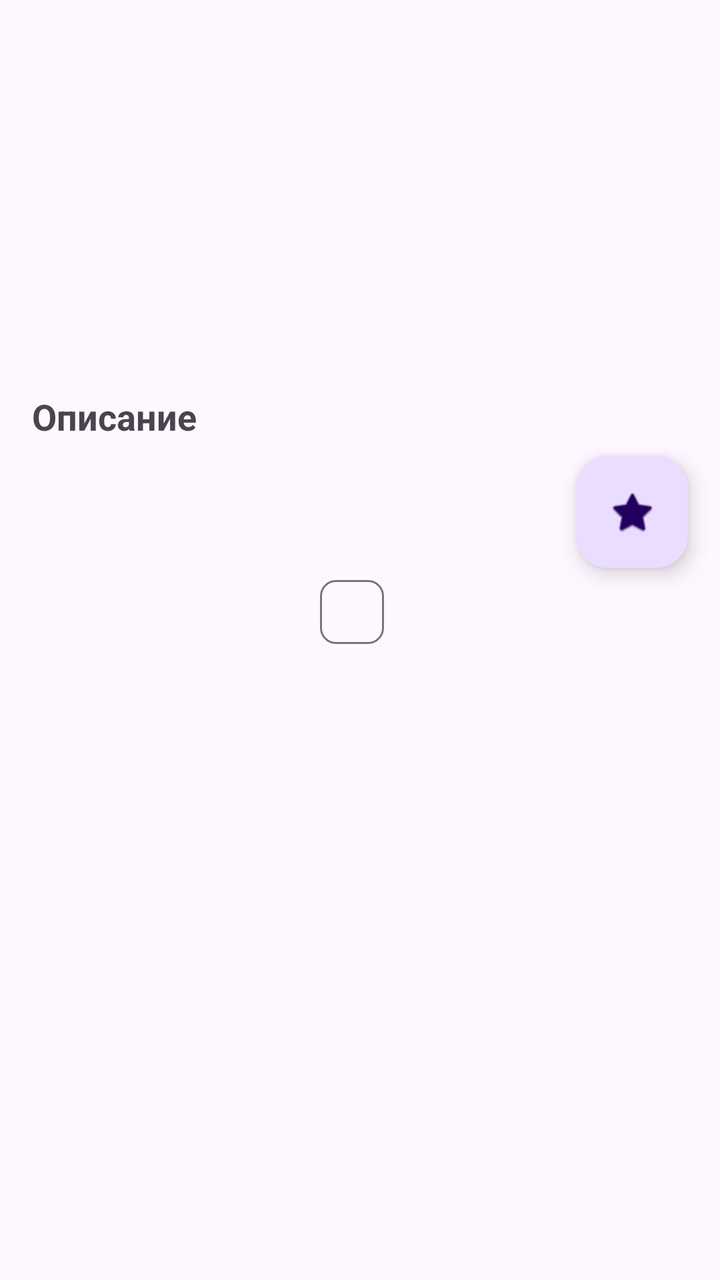
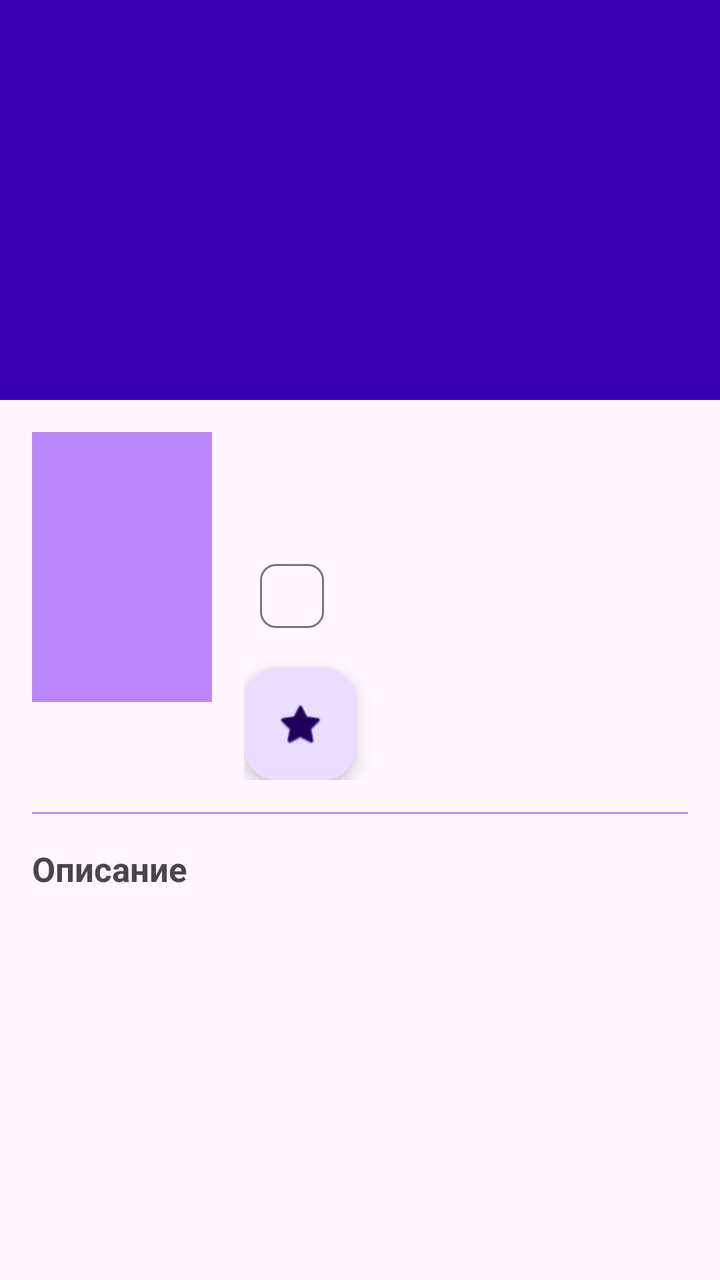

Screens rendered from an Android XML layout before and after an edit, with the pre-edit source and the edit as a unified diff.
<!-- AndroidManifest.xml: application theme Theme.MovieBrowserApp -->
<!-- res/layout/fragment_detail.xml -->
<?xml version="1.0" encoding="utf-8"?>
<androidx.core.widget.NestedScrollView
    xmlns:android="http://schemas.android.com/apk/res/android"
    xmlns:app="http://schemas.android.com/apk/res-auto"
    android:layout_width="match_parent"
    android:layout_height="match_parent">

    <androidx.constraintlayout.widget.ConstraintLayout
        android:layout_width="match_parent"
        android:layout_height="wrap_content">

        <ImageView
            android:id="@+id/iv_backdrop"
            android:layout_width="match_parent"
            android:layout_height="220dp"
            android:scaleType="centerCrop"
            app:layout_constraintTop_toTopOf="parent"
            app:layout_constraintStart_toStartOf="parent"
            app:layout_constraintEnd_toEndOf="parent"/>

        <ImageView
            android:id="@+id/iv_poster"
            android:layout_width="120dp"
            android:layout_height="180dp"
            android:layout_marginStart="16dp"
            android:scaleType="centerCrop"
            app:layout_constraintTop_toBottomOf="@id/iv_backdrop"
            app:layout_constraintTop_toTopOf="@id/iv_backdrop"
            app:layout_constraintStart_toStartOf="parent"
            android:translationY="-40dp"/>

        <TextView
            android:id="@+id/tv_title"
            android:layout_width="0dp"
            android:layout_height="wrap_content"
            android:layout_marginStart="16dp"
            android:layout_marginEnd="16dp"
            android:layout_marginTop="8dp"
            android:textSize="20sp"
            android:textStyle="bold"
            app:layout_constraintTop_toBottomOf="@id/iv_backdrop"
            app:layout_constraintStart_toEndOf="@id/iv_poster"
            app:layout_constraintEnd_toEndOf="parent"/>

        <TextView
            android:id="@+id/tv_release_date"
            android:layout_width="0dp"
            android:layout_height="wrap_content"
            android:layout_marginStart="16dp"
            android:layout_marginEnd="16dp"
            android:layout_marginTop="4dp"
            android:textSize="14sp"
            app:layout_constraintTop_toBottomOf="@id/tv_title"
            app:layout_constraintStart_toEndOf="@id/iv_poster"
            app:layout_constraintEnd_toEndOf="parent"/>

        <com.google.android.material.chip.Chip
            android:id="@+id/chip_rating"
            android:layout_width="wrap_content"
            android:layout_height="wrap_content"
            android:layout_marginStart="16dp"
            android:layout_marginTop="4dp"
            app:layout_constraintTop_toBottomOf="@id/tv_release_date"
            app:layout_constraintStart_toEndOf="@id/iv_poster"/>

        <com.google.android.material.floatingactionbutton.FloatingActionButton
            android:id="@+id/fab_favorite"
            android:layout_width="wrap_content"
            android:layout_height="wrap_content"
            android:layout_marginEnd="16dp"
            android:layout_marginTop="8dp"
            app:srcCompat="@android:drawable/btn_star_big_off"
            app:layout_constraintTop_toBottomOf="@id/iv_backdrop"
            app:layout_constraintEnd_toEndOf="parent"/>

        <TextView
            android:id="@+id/tv_overview_label"
            android:layout_width="match_parent"
            android:layout_height="wrap_content"
            android:layout_marginStart="16dp"
            android:layout_marginEnd="16dp"
            android:layout_marginTop="16dp"
            android:text="Описание"
            android:textSize="18sp"
            android:textStyle="bold"
            app:layout_constraintTop_toBottomOf="@id/iv_poster"
            app:layout_constraintStart_toStartOf="parent"/>

        <TextView
            android:id="@+id/tv_overview"
            android:layout_width="match_parent"
            android:layout_height="wrap_content"
            android:layout_marginStart="16dp"
            android:layout_marginEnd="16dp"
            android:layout_marginTop="8dp"
            android:layout_marginBottom="24dp"
            android:textSize="15sp"
            android:lineSpacingMultiplier="1.4"
            app:layout_constraintTop_toBottomOf="@id/tv_overview_label"
            app:layout_constraintStart_toStartOf="parent"
            app:layout_constraintBottom_toBottomOf="parent"/>

    </androidx.constraintlayout.widget.ConstraintLayout>

</androidx.core.widget.NestedScrollView>
<!-- resources referenced by this layout -->
<resources>
  <style name="Theme.MovieBrowserApp" parent="Theme.Material3.DayNight.NoActionBar">
          <item name="colorPrimary">@color/purple_500</item>
          <item name="colorPrimaryVariant">@color/purple_700</item>
          <item name="colorOnPrimary">@color/white</item>
      </style>
  <color name="purple_500">#FF6200EE</color>
  <color name="purple_700">#FF3700B3</color>
  <color name="white">#FFFFFFFF</color>
</resources>

<!-- the commit's change to res/layout/fragment_detail.xml (unified diff, before → after) -->
@@ -3,89 +3,99 @@
     xmlns:android="http://schemas.android.com/apk/res/android"
     xmlns:app="http://schemas.android.com/apk/res-auto"
     android:layout_width="match_parent"
-    android:layout_height="match_parent">
+    android:layout_height="match_parent"
+    android:background="?attr/colorSurface">
 
-    <androidx.constraintlayout.widget.ConstraintLayout
+    <LinearLayout
         android:layout_width="match_parent"
-        android:layout_height="wrap_content">
+        android:layout_height="wrap_content"
+        android:orientation="vertical">
 
+        
         <ImageView
             android:id="@+id/iv_backdrop"
             android:layout_width="match_parent"
-            android:layout_height="220dp"
+            android:layout_height="200dp"
             android:scaleType="centerCrop"
-            app:layout_constraintTop_toTopOf="parent"
-            app:layout_constraintStart_toStartOf="parent"
-            app:layout_constraintEnd_toEndOf="parent"/>
+            android:background="@color/purple_700"/>
 
-        <ImageView
-            android:id="@+id/iv_poster"
-            android:layout_width="120dp"
-            android:layout_height="180dp"
-            android:layout_marginStart="16dp"
-            android:scaleType="centerCrop"
-            app:layout_constraintTop_toBottomOf="@id/iv_backdrop"
-            app:layout_constraintTop_toTopOf="@id/iv_backdrop"
-            app:layout_constraintStart_toStartOf="parent"
-            android:translationY="-40dp"/>
+        
+        <LinearLayout
+            android:layout_width="match_parent"
+            android:layout_height="wrap_content"
+            android:orientation="horizontal"
+            android:padding="16dp"
+            android:background="?attr/colorSurface">
 
-        <TextView
-            android:id="@+id/tv_title"
-            android:layout_width="0dp"
-            android:layout_height="wrap_content"
+            
+            <ImageView
+                android:id="@+id/iv_poster"
+                android:layout_width="90dp"
+                android:layout_height="135dp"
+                android:scaleType="centerCrop"
+                android:background="@color/purple_200"/>
+
+            
+            <LinearLayout
+                android:layout_width="0dp"
+                android:layout_height="wrap_content"
+                android:layout_weight="1"
+                android:orientation="vertical"
+                android:layout_marginStart="16dp">
+
+                <TextView
+                    android:id="@+id/tv_title"
+                    android:layout_width="match_parent"
+                    android:layout_height="wrap_content"
+                    android:textSize="18sp"
+                    android:textStyle="bold"
+                    android:maxLines="3"/>
+
+                <TextView
+                    android:id="@+id/tv_release_date"
+                    android:layout_width="match_parent"
+                    android:layout_height="wrap_content"
+                    android:layout_marginTop="8dp"
+                    android:textSize="13sp"/>
+
+                <com.google.android.material.chip.Chip
+                    android:id="@+id/chip_rating"
+                    android:layout_width="wrap_content"
+                    android:layout_height="wrap_content"
+                    android:layout_marginTop="8dp"/>
+
+                <com.google.android.material.floatingactionbutton.FloatingActionButton
+                    android:id="@+id/fab_favorite"
+                    android:layout_width="wrap_content"
+                    android:layout_height="wrap_content"
+                    android:layout_marginTop="12dp"
+                    app:fabSize="mini"
+                    app:srcCompat="@android:drawable/btn_star_big_off"/>
+
+            </LinearLayout>
+
+        </LinearLayout>
+
+        
+        <View
+            android:layout_width="match_parent"
+            android:layout_height="1dp"
             android:layout_marginStart="16dp"
             android:layout_marginEnd="16dp"
-            android:layout_marginTop="8dp"
-            android:textSize="20sp"
-            android:textStyle="bold"
-            app:layout_constraintTop_toBottomOf="@id/iv_backdrop"
-            app:layout_constraintStart_toEndOf="@id/iv_poster"
-            app:layout_constraintEnd_toEndOf="parent"/>
+            android:background="@color/purple_200"/>
 
+        
         <TextView
-            android:id="@+id/tv_release_date"
-            android:layout_width="0dp"
-            android:layout_height="wrap_content"
-            android:layout_marginStart="16dp"
-            android:layout_marginEnd="16dp"
-            android:layout_marginTop="4dp"
-            android:textSize="14sp"
-            app:layout_constraintTop_toBottomOf="@id/tv_title"
-            app:layout_constraintStart_toEndOf="@id/iv_poster"
-            app:layout_constraintEnd_toEndOf="parent"/>
-
-        <com.google.android.material.chip.Chip
-            android:id="@+id/chip_rating"
-            android:layout_width="wrap_content"
-            android:layout_height="wrap_content"
-            android:layout_marginStart="16dp"
-            android:layout_marginTop="4dp"
-            app:layout_constraintTop_toBottomOf="@id/tv_release_date"
-            app:layout_constraintStart_toEndOf="@id/iv_poster"/>
-
-        <com.google.android.material.floatingactionbutton.FloatingActionButton
-            android:id="@+id/fab_favorite"
-            android:layout_width="wrap_content"
-            android:layout_height="wrap_content"
-            android:layout_marginEnd="16dp"
-            android:layout_marginTop="8dp"
-            app:srcCompat="@android:drawable/btn_star_big_off"
-            app:layout_constraintTop_toBottomOf="@id/iv_backdrop"
-            app:layout_constraintEnd_toEndOf="parent"/>
-
-        <TextView
-            android:id="@+id/tv_overview_label"
             android:layout_width="match_parent"
             android:layout_height="wrap_content"
             android:layout_marginStart="16dp"
             android:layout_marginEnd="16dp"
             android:layout_marginTop="16dp"
             android:text="Описание"
-            android:textSize="18sp"
-            android:textStyle="bold"
-            app:layout_constraintTop_toBottomOf="@id/iv_poster"
-            app:layout_constraintStart_toStartOf="parent"/>
+            android:textSize="17sp"
+            android:textStyle="bold"/>
 
+        
         <TextView
             android:id="@+id/tv_overview"
             android:layout_width="match_parent"
@@ -93,13 +103,10 @@
             android:layout_marginStart="16dp"
             android:layout_marginEnd="16dp"
             android:layout_marginTop="8dp"
-            android:layout_marginBottom="24dp"
+            android:layout_marginBottom="32dp"
             android:textSize="15sp"
-            android:lineSpacingMultiplier="1.4"
-            app:layout_constraintTop_toBottomOf="@id/tv_overview_label"
-            app:layout_constraintStart_toStartOf="parent"
-            app:layout_constraintBottom_toBottomOf="parent"/>
+            android:lineSpacingMultiplier="1.5"/>
 
-    </androidx.constraintlayout.widget.ConstraintLayout>
+    </LinearLayout>
 
 </androidx.core.widget.NestedScrollView>
<!-- resource entries referenced after the edit -->
@@ -1,12 +1,13 @@
 <!-- resources referenced by this layout -->
 <resources>
+  <color name="purple_200">#FFBB86FC</color>
+  <color name="purple_700">#FF3700B3</color>
   <style name="Theme.MovieBrowserApp" parent="Theme.Material3.DayNight.NoActionBar">
           <item name="colorPrimary">@color/purple_500</item>
           <item name="colorPrimaryVariant">@color/purple_700</item>
           <item name="colorOnPrimary">@color/white</item>
       </style>
   <color name="purple_500">#FF6200EE</color>
-  <color name="purple_700">#FF3700B3</color>
   <color name="white">#FFFFFFFF</color>
 </resources>
 
